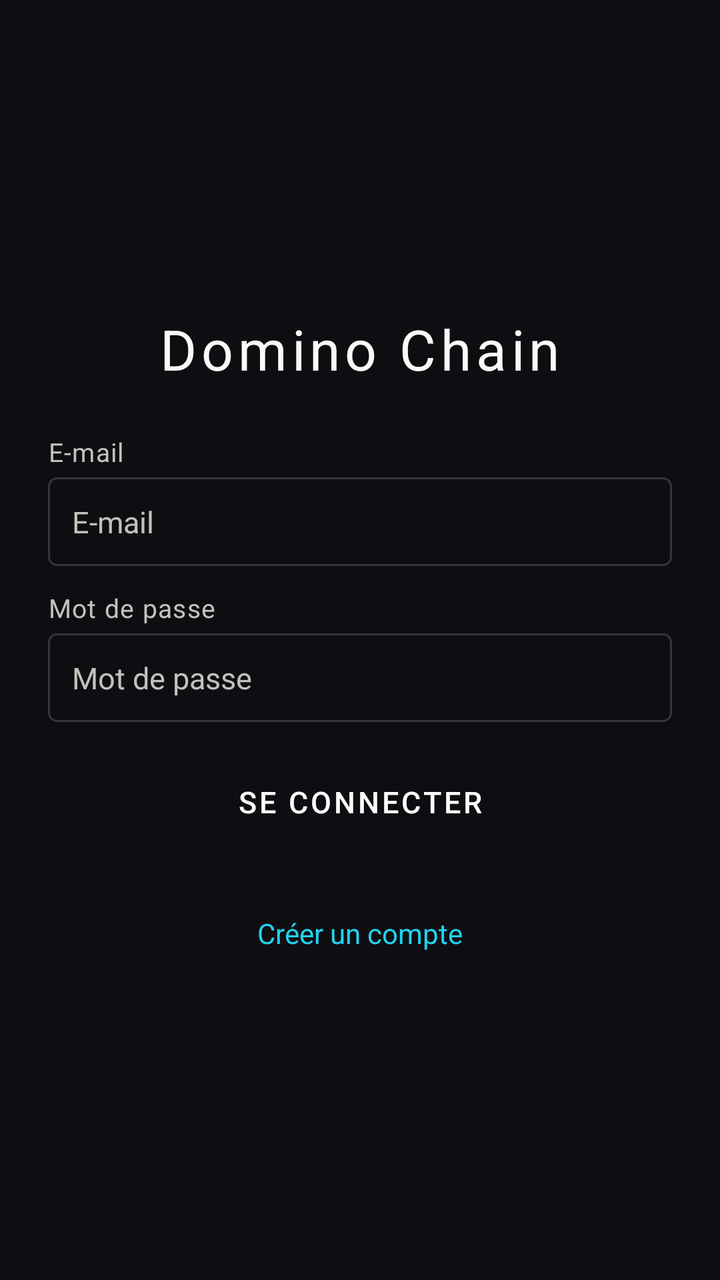
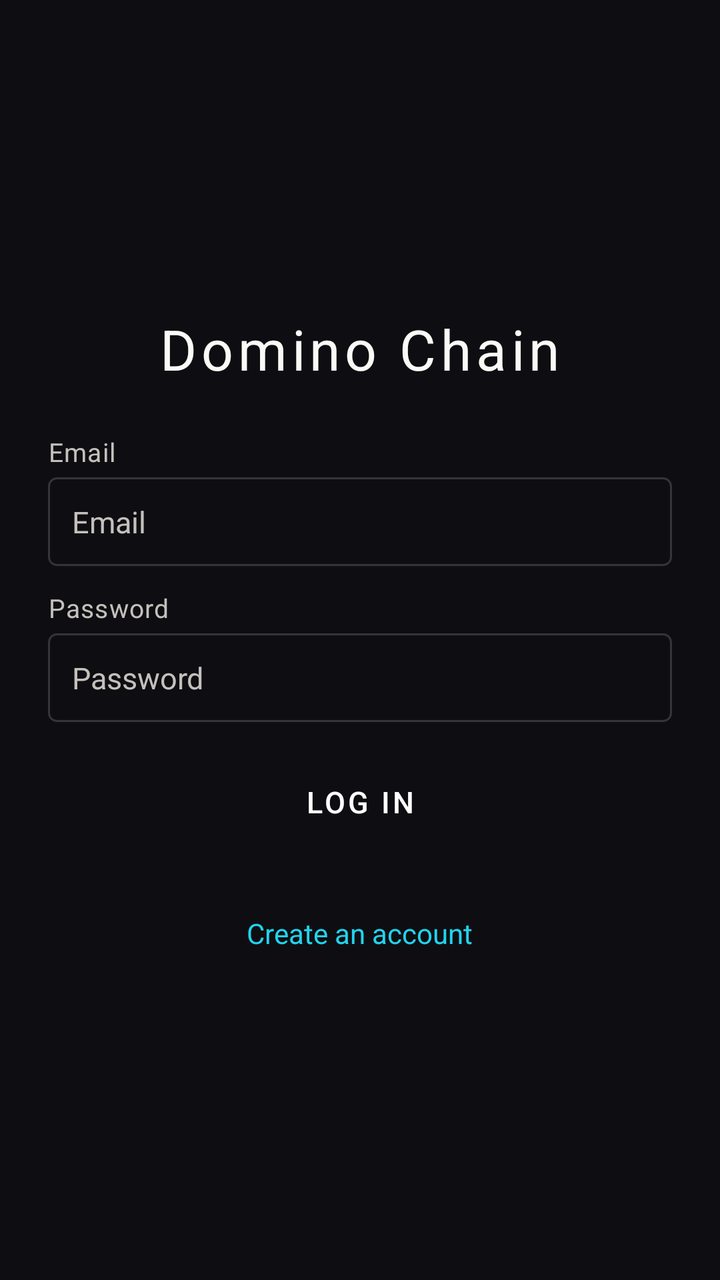

Two renders of the same Android screen: before a commit and after it. Below are the layout's source before the change and the commit's diff.
<!-- AndroidManifest.xml: activity theme Theme.Bg -->
<!-- res/layout/activity_login.xml -->
<?xml version="1.0" encoding="utf-8"?>
<ScrollView xmlns:android="http://schemas.android.com/apk/res/android"
    android:layout_width="match_parent"
    android:layout_height="match_parent"
    android:fillViewport="true"
    android:background="@color/ds_bg">

<LinearLayout
    android:layout_width="match_parent"
    android:layout_height="wrap_content"
    android:orientation="vertical"
    android:padding="@dimen/ds_page_padding"
    android:gravity="center">

    <TextView
        android:layout_width="wrap_content"
        android:layout_height="wrap_content"
        android:text="Domino Chain"
        style="@style/DsTitle"
        android:layout_marginBottom="@dimen/ds_space_xl" />

    <FrameLayout
        android:id="@+id/login_form_container"
        android:layout_width="match_parent"
        android:layout_height="wrap_content"
        android:layout_marginBottom="@dimen/ds_space_lg">

        <LinearLayout
            android:id="@+id/login_form"
            android:layout_width="match_parent"
            android:layout_height="wrap_content"
            android:orientation="vertical">

            <TextView
                android:layout_width="wrap_content"
                android:layout_height="wrap_content"
                android:text="E-mail"
                style="@style/DsSmall"
                android:layout_marginBottom="@dimen/ds_space_xs" />
            <EditText
                android:id="@+id/login_email"
                android:layout_width="match_parent"
                android:layout_height="wrap_content"
                android:hint="E-mail"
                android:inputType="textEmailAddress"
                android:maxLines="1"
                style="@style/DsEditText"
                android:layout_marginBottom="@dimen/ds_space_md" />

            <TextView
                android:layout_width="wrap_content"
                android:layout_height="wrap_content"
                android:text="Mot de passe"
                style="@style/DsSmall"
                android:layout_marginBottom="@dimen/ds_space_xs" />
            <EditText
                android:id="@+id/login_password"
                android:layout_width="match_parent"
                android:layout_height="wrap_content"
                android:hint="Mot de passe"
                android:inputType="textPassword"
                android:maxLines="1"
                style="@style/DsEditText"
                android:layout_marginBottom="@dimen/ds_space_lg" />

            <Button
                android:id="@+id/login_button"
                android:layout_width="match_parent"
                android:layout_height="wrap_content"
                android:text="Se connecter"
                style="@style/DsButton" />
        </LinearLayout>

        <LinearLayout
            android:id="@+id/register_form"
            android:layout_width="match_parent"
            android:layout_height="wrap_content"
            android:orientation="vertical"
            android:visibility="gone">

            <TextView
                android:layout_width="wrap_content"
                android:layout_height="wrap_content"
                android:text="E-mail"
                style="@style/DsSmall"
                android:layout_marginBottom="@dimen/ds_space_xs" />
            <EditText
                android:id="@+id/register_email"
                android:layout_width="match_parent"
                android:layout_height="wrap_content"
                android:hint="E-mail"
                android:inputType="textEmailAddress"
                android:maxLines="1"
                style="@style/DsEditText"
                android:layout_marginBottom="@dimen/ds_space_md" />

            <TextView
                android:layout_width="wrap_content"
                android:layout_height="wrap_content"
                android:text="Mot de passe"
                style="@style/DsSmall"
                android:layout_marginBottom="@dimen/ds_space_xs" />
            <EditText
                android:id="@+id/register_password"
                android:layout_width="match_parent"
                android:layout_height="wrap_content"
                android:hint="Mot de passe (6 caractères min)"
                android:inputType="textPassword"
                android:maxLines="1"
                style="@style/DsEditText"
                android:layout_marginBottom="@dimen/ds_space_md" />

            <TextView
                android:layout_width="wrap_content"
                android:layout_height="wrap_content"
                android:text="Confirmer"
                style="@style/DsSmall"
                android:layout_marginBottom="@dimen/ds_space_xs" />
            <EditText
                android:id="@+id/register_password_confirm"
                android:layout_width="match_parent"
                android:layout_height="wrap_content"
                android:hint="Confirmer le mot de passe"
                android:inputType="textPassword"
                android:maxLines="1"
                style="@style/DsEditText"
                android:layout_marginBottom="@dimen/ds_space_lg" />

            <Button
                android:id="@+id/register_button"
                android:layout_width="match_parent"
                android:layout_height="wrap_content"
                android:text="Créer mon compte"
                style="@style/DsButton" />
        </LinearLayout>
    </FrameLayout>

    <TextView
        android:id="@+id/switch_mode"
        android:layout_width="wrap_content"
        android:layout_height="wrap_content"
        android:text="Créer un compte"
        android:textColor="@color/ds_teal"
        android:textSize="14sp"
        android:padding="@dimen/ds_space_sm"
        android:background="?attr/selectableItemBackground"
        android:clickable="true"
        android:focusable="true"
        android:layout_marginTop="@dimen/ds_space_sm" />

</LinearLayout>
</ScrollView>
<!-- resources referenced by this layout -->
<resources>
  <color name="ds_bg">#0e0e12</color>
  <color name="ds_teal">@color/ds_blue</color>
  <dimen name="ds_page_padding">24dp</dimen>
  <dimen name="ds_space_lg">16dp</dimen>
  <dimen name="ds_space_md">12dp</dimen>
  <dimen name="ds_space_sm">8dp</dimen>
  <dimen name="ds_space_xl">24dp</dimen>
  <dimen name="ds_space_xs">4dp</dimen>
  <style name="DsButton" parent="Widget.MaterialComponents.Button">
          <item name="android:textColor">@color/white</item>
          <item name="backgroundTint">@color/ds_amber</item>
          <item name="cornerRadius">@dimen/ds_radius_sm</item>
          <item name="android:textSize">15sp</item>
          <item name="android:paddingStart">@dimen/ds_space_lg</item>
          <item name="android:paddingEnd">@dimen/ds_space_lg</item>
          <item name="android:paddingTop">@dimen/ds_space_sm</item>
          <item name="android:paddingBottom">@dimen/ds_space_sm</item>
      </style>
  <style name="DsEditText" parent="Widget.AppCompat.EditText">
          <item name="android:textColor">@color/ds_text</item>
          <item name="android:textColorHint">@color/ds_text_muted</item>
          <item name="android:textSize">15sp</item>
          <item name="android:background">@drawable/ds_input_background</item>
          <item name="android:padding">@dimen/ds_space_md</item>
      </style>
  <style name="DsSmall" parent="TextAppearance.MaterialComponents.Caption">
          <item name="android:textColor">@color/ds_text_muted</item>
          <item name="android:textSize">13sp</item>
      </style>
  <style name="DsTitle" parent="TextAppearance.MaterialComponents.Headline5">
          <item name="android:textColor">@color/ds_text</item>
          <item name="android:textSize">28sp</item>
          <item name="android:letterSpacing">0.08</item>
          <item name="android:fontFamily">sans-serif-light</item>
      </style>
  <color name="ds_blue">#22d3ee</color>
  <color name="white">#FFFFFF</color>
  <color name="ds_amber">@color/ds_magenta</color>
  <dimen name="ds_radius_sm">4dp</dimen>
  <color name="ds_text">#fbfaf7</color>
  <color name="ds_text_muted">#c4c1bc</color>
  <!-- drawable ds_input_background (drawable) -->
  <?xml version="1.0" encoding="utf-8"?>
  <shape xmlns:android="http://schemas.android.com/apk/res/android"
      android:shape="rectangle">
      <solid android:color="@color/ds_bg" />
      <stroke android:width="1dp" android:color="@color/ds_border" />
      <corners android:radius="@dimen/ds_radius_sm" />
  </shape>
  <color name="ds_amber_dim">@color/ds_magenta_dim</color>
  <color name="ds_magenta">#ec4899</color>
  <color name="ds_surface">#16161b</color>
  <color name="ds_error">#ef6b6b</color>
  <color name="ds_border">#34343b</color>
  <color name="ds_magenta_dim">#db2777</color>
  <!-- unchanged entries left out for length: 1 -->
</resources>

<!-- the commit's change to res/layout/activity_login.xml (unified diff, before → after) -->
@@ -15,7 +15,7 @@
     <TextView
         android:layout_width="wrap_content"
         android:layout_height="wrap_content"
-        android:text="Domino Chain"
+        android:text="@string/app_name"
         style="@style/DsTitle"
         android:layout_marginBottom="@dimen/ds_space_xl" />
 
@@ -34,14 +34,14 @@
             <TextView
                 android:layout_width="wrap_content"
                 android:layout_height="wrap_content"
-                android:text="E-mail"
+                android:text="@string/email"
                 style="@style/DsSmall"
                 android:layout_marginBottom="@dimen/ds_space_xs" />
             <EditText
                 android:id="@+id/login_email"
                 android:layout_width="match_parent"
                 android:layout_height="wrap_content"
-                android:hint="E-mail"
+                android:hint="@string/email"
                 android:inputType="textEmailAddress"
                 android:maxLines="1"
                 style="@style/DsEditText"
@@ -50,14 +50,14 @@
             <TextView
                 android:layout_width="wrap_content"
                 android:layout_height="wrap_content"
-                android:text="Mot de passe"
+                android:text="@string/password"
                 style="@style/DsSmall"
                 android:layout_marginBottom="@dimen/ds_space_xs" />
             <EditText
                 android:id="@+id/login_password"
                 android:layout_width="match_parent"
                 android:layout_height="wrap_content"
-                android:hint="Mot de passe"
+                android:hint="@string/password"
                 android:inputType="textPassword"
                 android:maxLines="1"
                 style="@style/DsEditText"
@@ -67,7 +67,7 @@
                 android:id="@+id/login_button"
                 android:layout_width="match_parent"
                 android:layout_height="wrap_content"
-                android:text="Se connecter"
+                android:text="@string/login_action"
                 style="@style/DsButton" />
         </LinearLayout>
 
@@ -81,14 +81,14 @@
             <TextView
                 android:layout_width="wrap_content"
                 android:layout_height="wrap_content"
-                android:text="E-mail"
+                android:text="@string/email"
                 style="@style/DsSmall"
                 android:layout_marginBottom="@dimen/ds_space_xs" />
             <EditText
                 android:id="@+id/register_email"
                 android:layout_width="match_parent"
                 android:layout_height="wrap_content"
-                android:hint="E-mail"
+                android:hint="@string/email"
                 android:inputType="textEmailAddress"
                 android:maxLines="1"
                 style="@style/DsEditText"
@@ -97,14 +97,14 @@
             <TextView
                 android:layout_width="wrap_content"
                 android:layout_height="wrap_content"
-                android:text="Mot de passe"
+                android:text="@string/password"
                 style="@style/DsSmall"
                 android:layout_marginBottom="@dimen/ds_space_xs" />
             <EditText
                 android:id="@+id/register_password"
                 android:layout_width="match_parent"
                 android:layout_height="wrap_content"
-                android:hint="Mot de passe (6 caractères min)"
+                android:hint="@string/password_hint_min_length"
                 android:inputType="textPassword"
                 android:maxLines="1"
                 style="@style/DsEditText"
@@ -113,14 +113,14 @@
             <TextView
                 android:layout_width="wrap_content"
                 android:layout_height="wrap_content"
-                android:text="Confirmer"
+                android:text="@string/confirm"
                 style="@style/DsSmall"
                 android:layout_marginBottom="@dimen/ds_space_xs" />
             <EditText
                 android:id="@+id/register_password_confirm"
                 android:layout_width="match_parent"
                 android:layout_height="wrap_content"
-                android:hint="Confirmer le mot de passe"
+                android:hint="@string/confirm_password"
                 android:inputType="textPassword"
                 android:maxLines="1"
                 style="@style/DsEditText"
@@ -130,7 +130,7 @@
                 android:id="@+id/register_button"
                 android:layout_width="match_parent"
                 android:layout_height="wrap_content"
-                android:text="Créer mon compte"
+                android:text="@string/register_action"
                 style="@style/DsButton" />
         </LinearLayout>
     </FrameLayout>
@@ -139,7 +139,7 @@
         android:id="@+id/switch_mode"
         android:layout_width="wrap_content"
         android:layout_height="wrap_content"
-        android:text="Créer un compte"
+        android:text="@string/login_switch_to_register"
         android:textColor="@color/ds_teal"
         android:textSize="14sp"
         android:padding="@dimen/ds_space_sm"
<!-- resource entries referenced after the edit -->
@@ -8,6 +8,15 @@
   <dimen name="ds_space_sm">8dp</dimen>
   <dimen name="ds_space_xl">24dp</dimen>
   <dimen name="ds_space_xs">4dp</dimen>
+  <string name="app_name">Domino Chain</string>
+  <string name="confirm">Confirm</string>
+  <string name="confirm_password">Confirm password</string>
+  <string name="email">Email</string>
+  <string name="login_action">Log in</string>
+  <string name="login_switch_to_register">Create an account</string>
+  <string name="password">Password</string>
+  <string name="password_hint_min_length">Password (min. 6 characters)</string>
+  <string name="register_action">Create my account</string>
   <style name="DsButton" parent="Widget.MaterialComponents.Button">
           <item name="android:textColor">@color/white</item>
           <item name="backgroundTint">@color/ds_amber</item>
